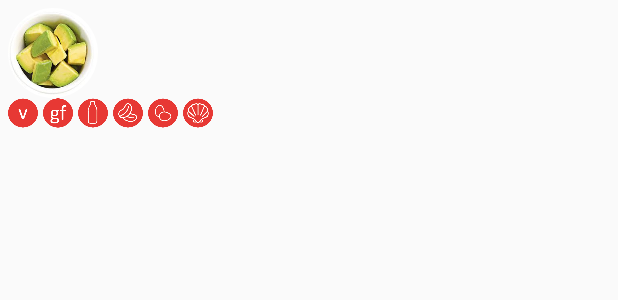
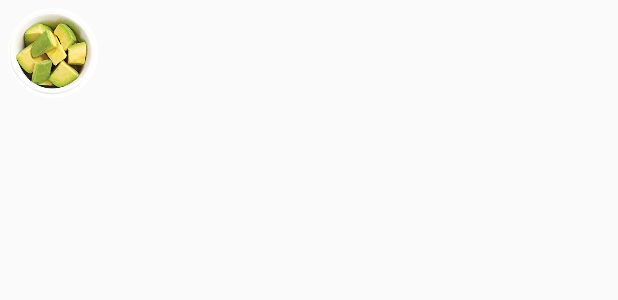
Before and after one commit to AnthonyFermin/Chip-Chop, an Android app: the layout checkout_list_item.xml on its own in the app's theme, with its tools: preview values and no code run, on a phone screen of 412 x 824 dp. Shown: the top 300 px of the screen. Run offline under Robolectric (Android 15) with nearby library versions, the light colour scheme and no system bars.

Commit message:
more ui fixes

```diff
--- a/app/src/main/java/madelyntav/c4q/nyc/chipchop/fragments/Fragment_Buyer_OrderDetails.java
+++ b/app/src/main/java/madelyntav/c4q/nyc/chipchop/fragments/Fragment_Buyer_OrderDetails.java
@@ -127,8 +127,7 @@ public class Fragment_Buyer_OrderDetails extends Fragment {
                         total = total + (item.getPrice() * item.getQuantityWanted());
                     }
 
-//                    totalPrice.setText(total);
-
+                    totalPrice.setText("$ " + String.valueOf(total) + ".00");
                 }
             }.execute();
 
--- a/app/src/main/java/madelyntav/c4q/nyc/chipchop/fragments/Fragment_Seller_ProfileSettings.java
+++ b/app/src/main/java/madelyntav/c4q/nyc/chipchop/fragments/Fragment_Seller_ProfileSettings.java
@@ -64,7 +64,6 @@ public class Fragment_Seller_ProfileSettings extends Fragment {
     EditText addressET;
     EditText aptET;
     EditText cityET;
-    EditText stateET;
     EditText zipcodeET;
     EditText phoneNumberET;
     EditText stateET;
--- a/app/src/main/res/layout/checkout_list_item.xml
+++ b/app/src/main/res/layout/checkout_list_item.xml
@@ -24,10 +24,11 @@
             app:border_width="2dp"/>
 
         <TextView
-            android:layout_width="wrap_content"
+            android:layout_width="0dp"
             android:layout_height="match_parent"
             android:id="@+id/food_name_tv"
             style="@style/text_design"
+            android:layout_weight="1"
             android:gravity="center_vertical"
             android:textSize="17sp"
             android:paddingLeft="8dp"/>
@@ -52,42 +53,55 @@
         android:layout_width="match_parent"
         android:layout_height="wrap_content"
         android:gravity="bottom|start"
+        android:layout_marginTop="5dp"
         android:orientation="horizontal">
 
         <ImageView
+            android:id="@+id/vegan"
             android:layout_width="20dp"
             android:layout_height="20dp"
             android:layout_marginEnd="3dp"
+            android:visibility="gone"
             android:src="@drawable/vegan" />
 
         <ImageView
+            android:id="@+id/gluten_free"
             android:layout_width="20dp"
             android:layout_height="20dp"
             android:layout_marginEnd="3dp"
+            android:visibility="gone"
             android:src="@drawable/glutenfree" />
 
         <ImageView
+            android:id="@+id/dairy"
             android:layout_width="20dp"
             android:layout_height="20dp"
             android:layout_marginEnd="3dp"
+            android:visibility="gone"
             android:src="@drawable/dairy" />
 
         <ImageView
+            android:id="@+id/nut"
             android:layout_width="20dp"
             android:layout_height="20dp"
             android:layout_marginEnd="3dp"
+            android:visibility="gone"
             android:src="@drawable/nut" />
 
         <ImageView
+            android:id="@+id/egg"
             android:layout_width="20dp"
             android:layout_height="20dp"
             android:layout_marginEnd="3dp"
+            android:visibility="gone"
             android:src="@drawable/egg" />
 
         <ImageView
+            android:id="@+id/shellfish"
             android:layout_width="20dp"
             android:layout_height="20dp"
             android:layout_marginEnd="3dp"
+            android:visibility="gone"
             android:src="@drawable/shellfish" />
 
 
--- a/app/src/main/res/layout/fragment_buyer__view_cart.xml
+++ b/app/src/main/res/layout/fragment_buyer__view_cart.xml
@@ -25,7 +25,7 @@
         android:id="@+id/checkoutButton"
         android:layout_width="wrap_content"
         android:layout_height="wrap_content"
-        android:layout_alignParentEnd="true"
+        android:layout_alignParentStart="true"
         android:src="@drawable/checkout"
         app:backgroundTint="#D42028"
         app:elevation="6dp"
--- a/app/src/main/res/layout/fragment_buyer_checkout.xml
+++ b/app/src/main/res/layout/fragment_buyer_checkout.xml
@@ -43,6 +43,7 @@
             android:layout_width="wrap_content"
             android:layout_height="wrap_content"
             android:text="ITEM"
+            android:textStyle="bold"
             android:gravity="center"
             android:layout_weight="3"/>
 
@@ -50,6 +51,7 @@
             android:layout_width="wrap_content"
             android:layout_height="wrap_content"
             android:text="QTY"
+            android:textStyle="bold"
             android:gravity="start"
             android:layout_weight="1"/>
 
@@ -57,6 +59,7 @@
             android:layout_width="wrap_content"
             android:layout_height="wrap_content"
             android:text="PRICE"
+            android:textStyle="bold"
             android:gravity="start"
             android:layout_weight="1" />
 
--- a/app/src/main/res/layout/navdrawer_list_item.xml
+++ b/app/src/main/res/layout/navdrawer_list_item.xml
@@ -6,6 +6,6 @@
     android:gravity="start|center"
     android:paddingLeft="10dp"
     android:paddingRight="10dp"
-    android:textColor="#666"
+    android:textColor="#333"
     android:background="?android:attr/activatedBackgroundIndicator"
     android:minHeight="?android:attr/listPreferredItemHeightSmall"/>
```
Also changed, not shown: app/src/main/res/layout/cart_list_item.xml (+12 -0 lines), app/src/main/res/layout/food_search_list_item.xml (+12 -0 lines), app/src/main/res/layout/fragment_buyer_map.xml (+6 -1 lines), app/src/main/res/layout/fragment_buyer_orderdetail.xml (+32 -4 lines), app/src/main/res/layout/fragment_dialog_food_item.xml (+12 -1 lines), app/src/main/res/layout/results_search_list_item.xml (+12 -0 lines), app/src/main/res/layout/selleritem_list_item.xml (+12 -0 lines).
